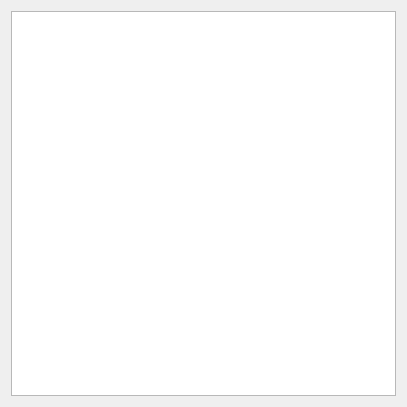
First picture: the form in settings/spectrum/SpectrumMeasurementTesting.ui, repository urielyan/sunDemon, before the edit.
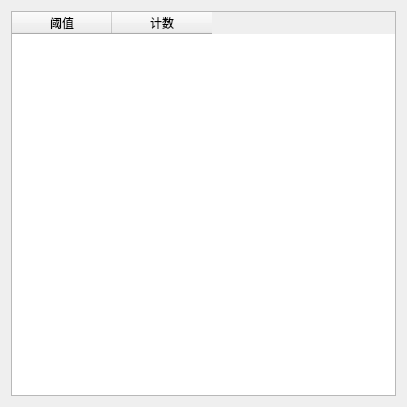
Second picture: the form after the edit.

The edit to the form file:
```diff
--- a/settings/spectrum/SpectrumMeasurementTesting.ui
+++ b/settings/spectrum/SpectrumMeasurementTesting.ui
@@ -15,7 +15,18 @@
   </property>
   <layout class="QVBoxLayout" name="verticalLayout">
    <item>
-    <widget class="QTableWidget" name="tableWidget"/>
+    <widget class="QTableWidget" name="tableWidget">
+     <column>
+      <property name="text">
+       <string>阈值</string>
+      </property>
+     </column>
+     <column>
+      <property name="text">
+       <string>计数</string>
+      </property>
+     </column>
+    </widget>
    </item>
   </layout>
  </widget>
```
